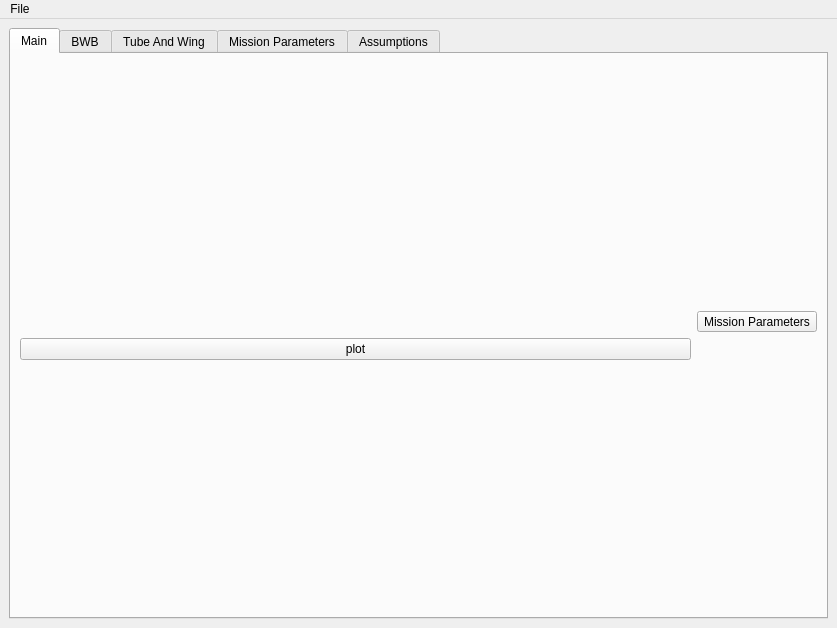
Qt form BWB_GUI/form.ui (bsannar/Capstone_BWB) before a commit.
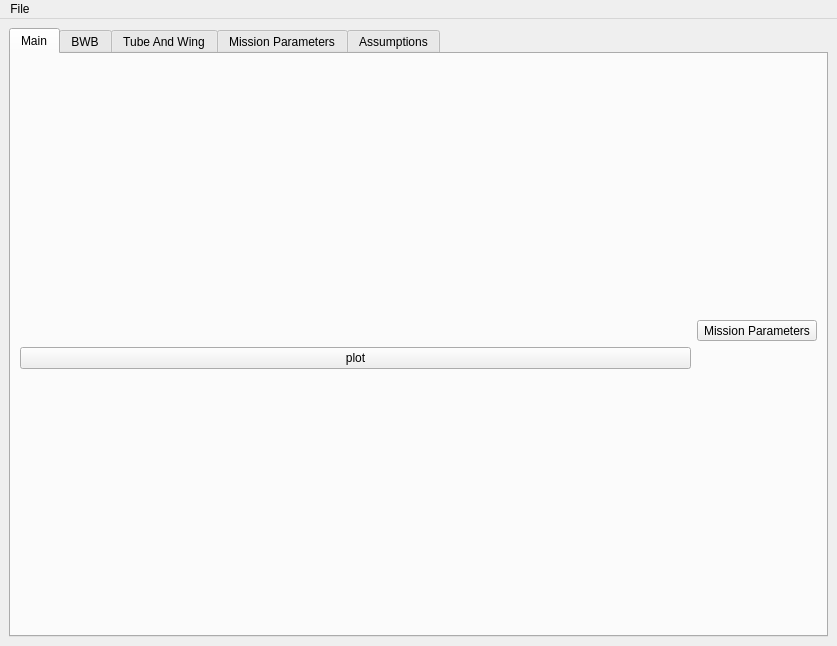
The same form after that commit. Icons and pictures are not drawn.

Commit message: Excel workbook only opens on load up and closes after closing the window which adds a little bit of speed

What changed in the file:
```diff
--- a/BWB_GUI/form.ui
+++ b/BWB_GUI/form.ui
@@ -7,7 +7,7 @@
     <x>0</x>
     <y>0</y>
     <width>837</width>
-    <height>628</height>
+    <height>646</height>
    </rect>
   </property>
   <property name="windowTitle">
```
The commit also changes 3 other files.
